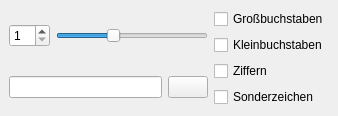
Above: mainwindow.ui from LasseTheBabo/password-generator before the change. Below: the same form after it.
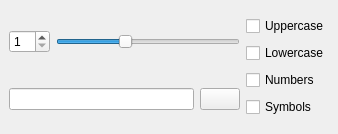
That is the form after the change. Icons and pictures are not drawn.

Commit message: Changed output line to ReadOnly and changed text language

Diff of the .ui file:
```diff
--- a/mainwindow.ui
+++ b/mainwindow.ui
@@ -7,7 +7,7 @@
     <x>0</x>
     <y>0</y>
     <width>338</width>
-    <height>104</height>
+    <height>134</height>
    </rect>
   </property>
   <property name="sizePolicy">
@@ -62,28 +62,28 @@
       <item>
        <widget class="QCheckBox" name="upperCaseCheckBox">
         <property name="text">
-         <string>Großbuchstaben</string>
+         <string>Uppercase</string>
         </property>
        </widget>
       </item>
       <item>
        <widget class="QCheckBox" name="lowerCaseCheckBox">
         <property name="text">
-         <string>Kleinbuchstaben</string>
+         <string>Lowercase</string>
         </property>
        </widget>
       </item>
       <item>
        <widget class="QCheckBox" name="numberCheckBox">
         <property name="text">
-         <string>Ziffern</string>
+         <string>Numbers</string>
         </property>
        </widget>
       </item>
       <item>
        <widget class="QCheckBox" name="specialCheckBox">
         <property name="text">
-         <string>Sonderzeichen</string>
+         <string>Symbols</string>
         </property>
        </widget>
       </item>
@@ -98,6 +98,9 @@
           <family>Monospace</family>
          </font>
         </property>
+        <property name="readOnly">
+         <bool>true</bool>
+        </property>
        </widget>
       </item>
       <item>
```
